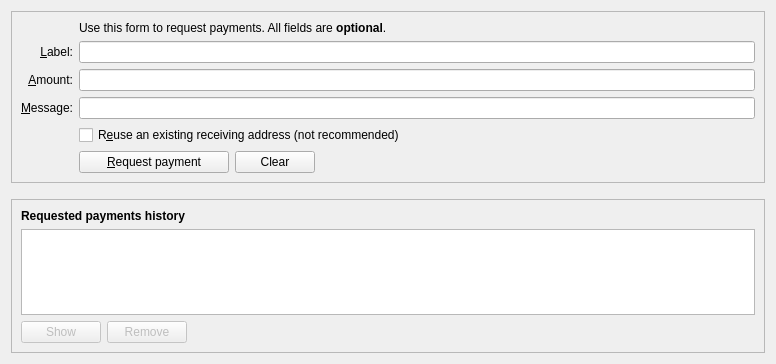
First picture: the form in src/qt/forms/receivecoinsdialog.ui, repository ZiftrCOIN/ziftrcoin, before the edit.
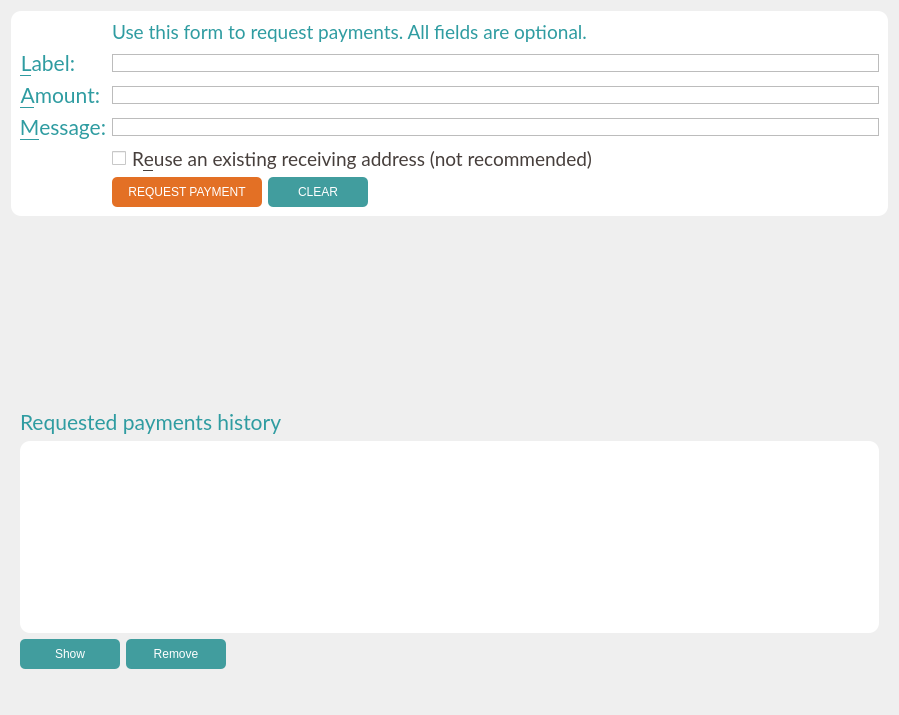
Second picture: the form after the edit. Icons and pictures are not drawn. Custom widgets are drawn as their Qt base class.

```diff
--- a/src/qt/forms/receivecoinsdialog.ui
+++ b/src/qt/forms/receivecoinsdialog.ui
@@ -6,11 +6,14 @@
    <rect>
     <x>0</x>
     <y>0</y>
-    <width>776</width>
-    <height>364</height>
+    <width>899</width>
+    <height>715</height>
    </rect>
   </property>
-  <layout class="QVBoxLayout" name="verticalLayout" stretch="0,0,1">
+  <property name="styleSheet">
+   <string notr="true"/>
+  </property>
+  <layout class="QVBoxLayout" name="verticalLayout" stretch="0,0,0">
    <item>
    <widget class="QFrame" name="frame2">
     <property name="sizePolicy">
@@ -19,6 +22,10 @@
         <verstretch>0</verstretch>
       </sizepolicy>
     </property>
+     <property name="styleSheet">
+      <string notr="true">background: #fff;
+border-radius: 10px;</string>
+     </property>
     <property name="frameShape">
       <enum>QFrame::StyledPanel</enum>
     </property>
@@ -28,16 +35,6 @@
     <layout class="QVBoxLayout" name="verticalLayout_3">
     <item>
     <layout class="QGridLayout" name="gridLayout">
-     <item row="7" column="2">
-      <widget class="QCheckBox" name="reuseAddress">
-       <property name="toolTip">
-        <string>Reuse one of the previously used receiving addresses. Reusing addresses has security and privacy issues. Do not use this unless re-generating a payment request made before.</string>
-       </property>
-       <property name="text">
-        <string>R&amp;euse an existing receiving address (not recommended)</string>
-       </property>
-      </widget>
-     </item>
      <item row="7" column="0">
       <widget class="QLabel" name="label_4">
        <property name="text">
@@ -45,11 +42,20 @@
        </property>
       </widget>
      </item>
-     <item row="6" column="0">
+        <item row="6" column="0" alignment="Qt::AlignLeft">
       <widget class="QLabel" name="label_3">
+          <property name="font">
+           <font>
+            <family>Lato</family>
+            <pointsize>16</pointsize>
+           </font>
+          </property>
        <property name="toolTip">
         <string>An optional message to attach to the payment request, which will be displayed when the request is opened. Note: The message will not be sent with the payment over the ZiftrCOIN network.</string>
        </property>
+          <property name="styleSheet">
+           <string notr="true">color: #2f9ca1;</string>
+          </property>
        <property name="text">
         <string>&amp;Message:</string>
        </property>
@@ -61,11 +67,33 @@
        </property>
       </widget>
      </item>
+        <item row="7" column="2">
+         <widget class="QCheckBox" name="reuseAddress">
+          <property name="font">
+           <font>
+            <family>Lato</family>
+            <pointsize>14</pointsize>
+           </font>
+          </property>
+          <property name="toolTip">
+           <string>Reuse one of the previously used receiving addresses. Reusing addresses has security and privacy issues. Do not use this unless re-generating a payment request made before.</string>
+          </property>
+          <property name="styleSheet">
+           <string notr="true">color: #473f3c</string>
+          </property>
+          <property name="text">
+           <string>R&amp;euse an existing receiving address (not recommended)</string>
+          </property>
+         </widget>
+        </item>
      <item row="4" column="2">
       <widget class="QLineEdit" name="reqLabel">
        <property name="toolTip">
         <string>An optional label to associate with the new receiving address.</string>
        </property>
+          <property name="styleSheet">
+           <string notr="true">border: 1px solid #bcbcbc; border-radius: 0;</string>
+          </property>
       </widget>
      </item>
      <item row="6" column="2">
@@ -73,20 +101,41 @@
        <property name="toolTip">
         <string>An optional message to attach to the payment request, which will be displayed when the request is opened. Note: The message will not be sent with the payment over the ZiftrCOIN network.</string>
        </property>
+          <property name="styleSheet">
+           <string notr="true">border: 1px solid #bcbcbc; border-radius: 0;</string>
+          </property>
       </widget>
      </item>
      <item row="2" column="2">
       <widget class="QLabel" name="label_5">
+          <property name="font">
+           <font>
+            <family>Lato</family>
+            <pointsize>14</pointsize>
+           </font>
+          </property>
+          <property name="styleSheet">
+           <string notr="true">color: #2f9ca1;</string>
+          </property>
        <property name="text">
-        <string>Use this form to request payments. All fields are &lt;b&gt;optional&lt;/b&gt;.</string>
+           <string>Use this form to request payments. All fields are optional.</string>
        </property>
       </widget>
      </item>
-     <item row="4" column="0">
+        <item row="4" column="0" alignment="Qt::AlignLeft">
       <widget class="QLabel" name="label_2">
+          <property name="font">
+           <font>
+            <family>Lato</family>
+            <pointsize>16</pointsize>
+           </font>
+          </property>
        <property name="toolTip">
         <string>An optional label to associate with the new receiving address.</string>
        </property>
+          <property name="styleSheet">
+           <string notr="true">color: #2f9ca1;</string>
+          </property>
        <property name="text">
         <string>&amp;Label:</string>
        </property>
@@ -98,11 +147,20 @@
        </property>
       </widget>
      </item>
-     <item row="5" column="0">
+        <item row="5" column="0" alignment="Qt::AlignLeft">
       <widget class="QLabel" name="label">
+          <property name="font">
+           <font>
+            <family>Lato</family>
+            <pointsize>16</pointsize>
+           </font>
+          </property>
        <property name="toolTip">
         <string>An optional amount to request. Leave this empty or zero to not request a specific amount.</string>
        </property>
+          <property name="styleSheet">
+           <string notr="true">color: #2f9ca1;</string>
+          </property>
        <property name="text">
         <string>&amp;Amount:</string>
        </property>
@@ -114,19 +172,6 @@
        </property>
       </widget>
      </item>
-     <item row="5" column="2">
-      <widget class="BitcoinAmountField" name="reqAmount">
-       <property name="minimumSize">
-        <size>
-         <width>80</width>
-         <height>0</height>
-        </size>
-       </property>
-       <property name="toolTip">
-        <string>An optional amount to request. Leave this empty or zero to not request a specific amount.</string>
-       </property>
-      </widget>
-     </item>
     <item row="8" column="2">
     <layout class="QHBoxLayout" name="horizontalLayout">
      <item>
@@ -137,12 +182,15 @@
          <height>0</height>
         </size>
        </property>
-       <property name="text">
-        <string>&amp;Request payment</string>
-       </property>
-       <property name="icon">
-        <iconset resource="../bitcoin.qrc">
-         <normaloff>:/icons/receiving_addresses</normaloff>:/icons/receiving_addresses</iconset>
+            <property name="styleSheet">
+             <string notr="true">background-color: #e37025;
+color: #fff;
+height: 30px;
+width: 10px;
+border-radius: 5px;</string>
+            </property>
+            <property name="text">
+             <string>REQUEST PAYMENT</string>
        </property>
       </widget>
      </item>
@@ -157,12 +205,15 @@
        <property name="toolTip">
         <string>Clear all fields of the form.</string>
        </property>
-       <property name="text">
-        <string>Clear</string>
-       </property>
-       <property name="icon">
-        <iconset resource="../bitcoin.qrc">
-         <normaloff>:/icons/remove</normaloff>:/icons/remove</iconset>
+            <property name="styleSheet">
+             <string notr="true">background-color: #419d9e;
+color: #fff;
+height: 30px;
+width: 100px;
+border-radius: 5px;</string>
+            </property>
+            <property name="text">
+             <string>CLEAR</string>
        </property>
        <property name="autoRepeatDelay">
         <number>300</number>
@@ -187,6 +238,22 @@
      </item>
     </layout>
      </item>
+        <item row="5" column="2">
+         <widget class="BitcoinAmountField" name="reqAmount">
+          <property name="minimumSize">
+           <size>
+            <width>80</width>
+            <height>0</height>
+           </size>
+          </property>
+          <property name="toolTip">
+           <string>An optional amount to request. Leave this empty or zero to not request a specific amount.</string>
+          </property>
+          <property name="styleSheet">
+           <string notr="true">border: 1px solid #bcbcbc; border-radius: 0;</string>
+          </property>
+         </widget>
+        </item>
      <item row="8" column="0">
       <widget class="QLabel" name="label_7">
        <property name="text">
@@ -200,14 +267,14 @@
    </widget>
    </item>
    <item>
-    <spacer name="verticalSpacer_2">
+    <spacer name="verticalSpacer">
      <property name="orientation">
       <enum>Qt::Vertical</enum>
      </property>
      <property name="sizeHint" stdset="0">
       <size>
        <width>20</width>
-       <height>10</height>
+       <height>40</height>
       </size>
      </property>
     </spacer>
@@ -220,21 +287,33 @@
        <verstretch>0</verstretch>
       </sizepolicy>
      </property>
+     <property name="styleSheet">
+      <string notr="true">border: 0</string>
+     </property>
      <property name="frameShape">
       <enum>QFrame::StyledPanel</enum>
      </property>
      <property name="frameShadow">
       <enum>QFrame::Raised</enum>
      </property>
+     <layout class="QVBoxLayout" name="verticalLayout_5">
+      <item>
+       <layout class="QVBoxLayout" name="verticalLayout_4">
+        <item>
      <layout class="QVBoxLayout" name="verticalLayout_2">
       <item>
        <widget class="QLabel" name="label_6">
         <property name="font">
          <font>
-          <weight>75</weight>
-          <bold>true</bold>
-         </font>
-        </property>
+              <family>Lato</family>
+              <pointsize>16</pointsize>
+              <weight>50</weight>
+              <bold>false</bold>
+             </font>
+            </property>
+            <property name="styleSheet">
+             <string notr="true">color: #2f9ca1;</string>
+            </property>
         <property name="text">
          <string>Requested payments history</string>
         </property>
@@ -245,6 +324,9 @@
         <property name="contextMenuPolicy">
          <enum>Qt::CustomContextMenu</enum>
         </property>
+            <property name="styleSheet">
+             <string notr="true">background: #fff; border-radius: 10px;</string>
+            </property>
         <property name="tabKeyNavigation">
          <bool>false</bool>
         </property>
@@ -253,40 +335,48 @@
         </property>
        </widget>
       </item>
+         </layout>
+        </item>
       <item>
        <layout class="QHBoxLayout" name="horizontalLayout_2">
         <item>
          <widget class="QPushButton" name="showRequestButton">
+            <property name="enabled">
+             <bool>false</bool>
+            </property>
           <property name="toolTip">
            <string>Show the selected request (does the same as double clicking an entry)</string>
           </property>
+            <property name="styleSheet">
+             <string notr="true">background-color: #419d9e;
+color: #fff;
+height: 30px;
+width: 100px;
+border-radius: 5px;</string>
+            </property>
           <property name="text">
            <string>Show</string>
           </property>
-          <property name="enabled">
-           <bool>false</bool>
-          </property>
-          <property name="icon">
-           <iconset resource="../bitcoin.qrc">
-            <normaloff>:/icons/edit</normaloff>:/icons/edit</iconset>
-          </property>
          </widget>
         </item>
         <item>
          <widget class="QPushButton" name="removeRequestButton">
+            <property name="enabled">
+             <bool>false</bool>
+            </property>
           <property name="toolTip">
            <string>Remove the selected entries from the list</string>
           </property>
+            <property name="styleSheet">
+             <string notr="true">background-color: #419d9e;
+color: #fff;
+height: 30px;
+width: 100px;
+border-radius: 5px;</string>
+            </property>
           <property name="text">
            <string>Remove</string>
           </property>
-          <property name="enabled">
-           <bool>false</bool>
-          </property>
-          <property name="icon">
-           <iconset resource="../bitcoin.qrc">
-            <normaloff>:/icons/remove</normaloff>:/icons/remove</iconset>
-          </property>
          </widget>
         </item>
         <item>
@@ -305,9 +395,67 @@
        </layout>
       </item>
      </layout>
-    </widget>
-   </item>
-  </layout>
+      </item>
+      <item>
+       <layout class="QHBoxLayout" name="horizontalLayout_5">
+        <item>
+         <widget class="QLabel" name="label_wallet_bgcoin">
+          <property name="text">
+           <string/>
+          </property>
+          <property name="pixmap">
+           <pixmap resource="../bitcoin.qrc">:/images/wallet_bgcoin</pixmap>
+          </property>
+          <property name="scaledContents">
+           <bool>false</bool>
+          </property>
+          <property name="alignment">
+           <set>Qt::AlignCenter</set>
+          </property>
+          <property name="margin">
+           <number>-2</number>
+          </property>
+         </widget>
+        </item>
+        <item>
+         <layout class="QHBoxLayout" name="horizontalLayout_3">
+          <item>
+           <spacer name="horizontalSpacer_3">
+            <property name="orientation">
+             <enum>Qt::Horizontal</enum>
+            </property>
+            <property name="sizeHint" stdset="0">
+             <size>
+              <width>40</width>
+              <height>20</height>
+             </size>
+            </property>
+           </spacer>
+          </item>
+         </layout>
+        </item>
+       </layout>
+      </item>
+     </layout>
+     <zorder>label_6</zorder>
+     <zorder>recentRequestsView</zorder>
+     <zorder>removeRequestButton</zorder>
+     <zorder>layoutWidget</zorder>
+     <zorder>label_wallet_bgcoin</zorder>
+    </widget>
+   </item>
+  </layout>
+  <widget class="QWidget" name="">
+   <property name="geometry">
+    <rect>
+     <x>0</x>
+     <y>0</y>
+     <width>100</width>
+     <height>30</height>
+    </rect>
+   </property>
+   <layout class="QHBoxLayout" name="horizontalLayout_4"/>
+  </widget>
  </widget>
  <customwidgets>
   <customwidget>
```
Lines whose indentation alone changed are shown as unchanged.
